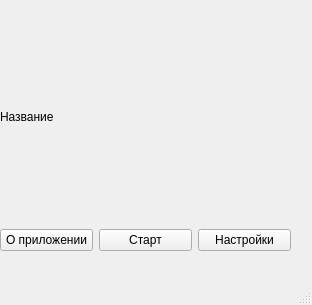
This is ui/main_window.ui in waire-p/EyeSA as Qt 5 draws it before an edit. The edited form follows.
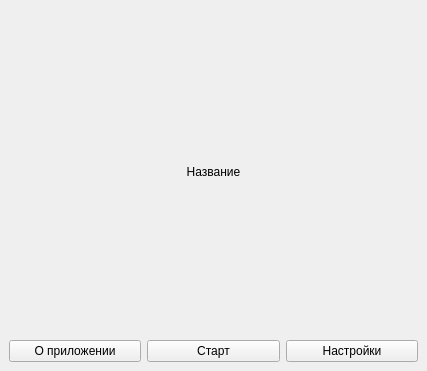
This is the edited form.

Commit message: Добавление окна about и переименование кнопки start при нажатии

Patch:
```diff
--- a/ui/main_window.ui
+++ b/ui/main_window.ui
@@ -6,27 +6,17 @@
    <rect>
     <x>0</x>
     <y>0</y>
-    <width>312</width>
-    <height>305</height>
+    <width>427</width>
+    <height>371</height>
    </rect>
   </property>
   <property name="windowTitle">
    <string>MainWindow</string>
   </property>
   <widget class="QWidget" name="centralwidget">
-   <widget class="QWidget" name="verticalLayoutWidget">
-    <property name="geometry">
-     <rect>
-      <x>0</x>
-      <y>10</y>
-      <width>291</width>
-      <height>241</height>
-     </rect>
-    </property>
+   <layout class="QVBoxLayout" name="verticalLayout_2">
+    <item>
     <layout class="QVBoxLayout" name="verticalLayout" stretch="1,3">
-     <property name="sizeConstraint">
-      <enum>QLayout::SetDefaultConstraint</enum>
-     </property>
      <item>
       <widget class="QLabel" name="label">
        <property name="styleSheet">
@@ -39,6 +29,9 @@
        <property name="textFormat">
         <enum>Qt::PlainText</enum>
        </property>
+        <property name="alignment">
+         <set>Qt::AlignCenter</set>
+        </property>
        <property name="wordWrap">
         <bool>false</bool>
        </property>
@@ -73,9 +66,9 @@
       </layout>
      </item>
     </layout>
-   </widget>
-  </widget>
-  <widget class="QStatusBar" name="statusbar"/>
+    </item>
+   </layout>
+  </widget>
  </widget>
  <resources/>
  <connections/>
```
Left out of the diff: 6 changed lines with no effect on the pictures. Lines whose indentation alone changed are shown as unchanged. The commit also changes 5 other files.
